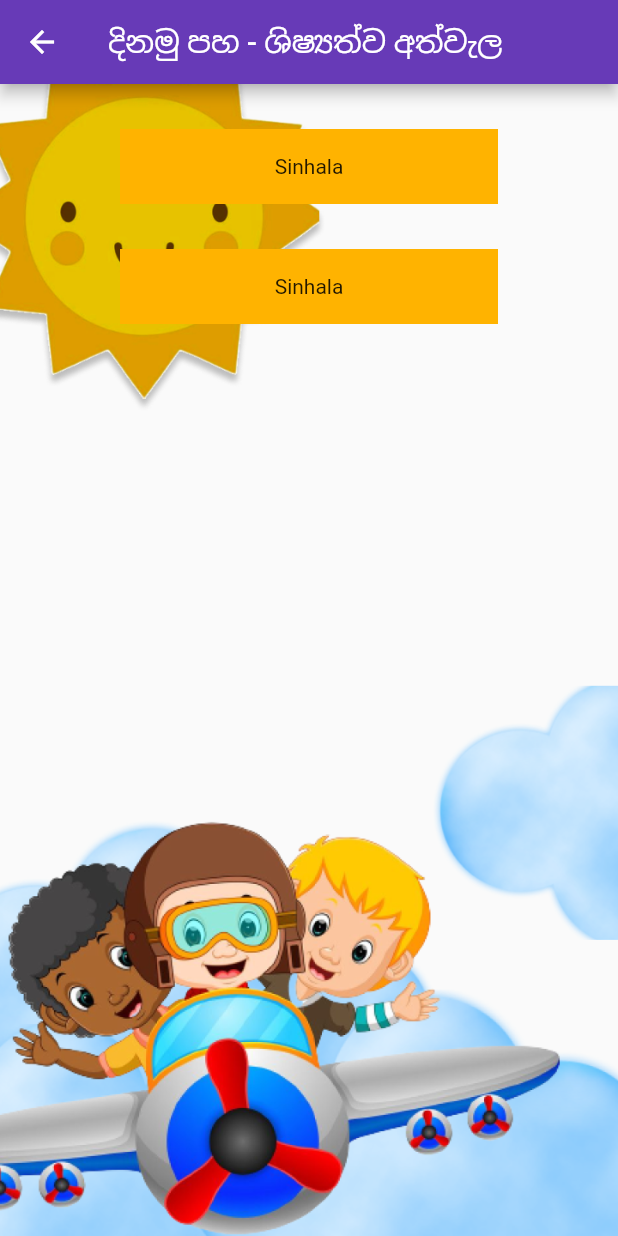
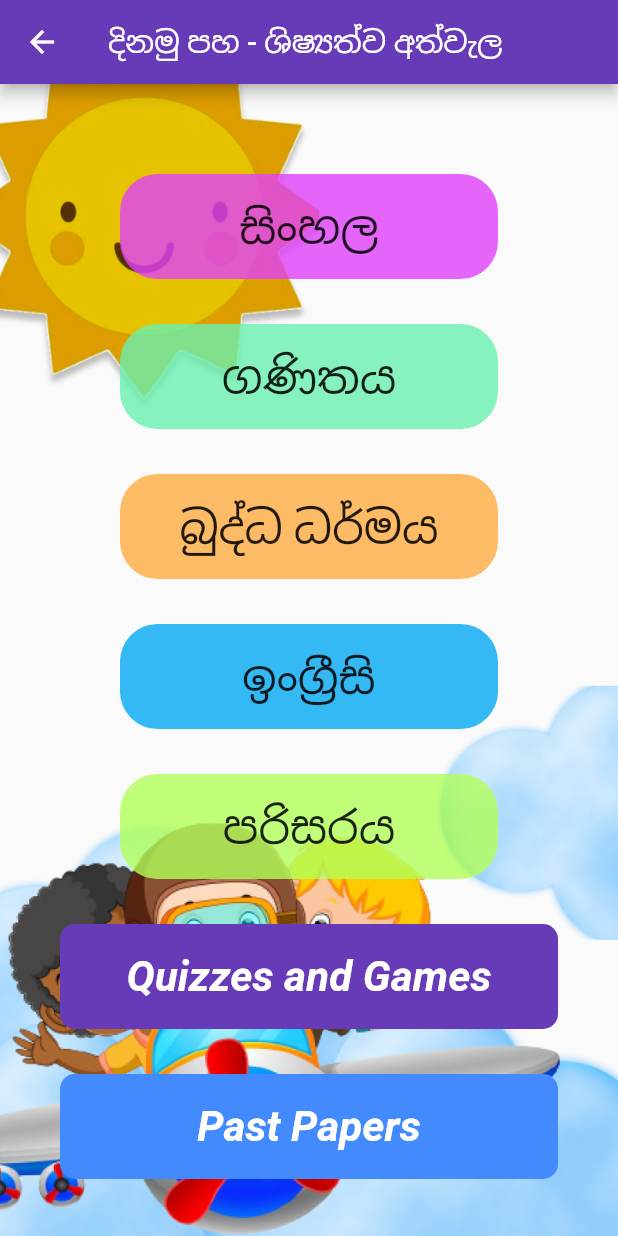
Before and after one commit to Dinamu-Paha/Mobile-app, a Flutter app: the Subject_UI screen opened directly, on a phone screen of 412 x 824 dp. Run offline on Flutter 3.47's test engine with Material 2 defaults, Android fonts, the phone set to English and light mode, and no system bars; our stand-ins replace date_field.

Commit message:
SubTopic_UI

```diff
--- /dev/null
+++ b/dinamu_paha/lib/Screens/Sub_topic_UI.dart
@@ -0,0 +1,26 @@
+import 'package:flutter/material.dart';
+
+class SubTopic_UI extends StatefulWidget {
+  const SubTopic_UI({Key? key}) : super(key: key);
+
+  @override
+  State<SubTopic_UI> createState() => _SubTopic_UIState();
+}
+
+class _SubTopic_UIState extends State<SubTopic_UI> {
+  @override
+  Widget build(BuildContext context) {
+    return SafeArea(
+        child: Scaffold(
+          appBar: AppBar(
+            backgroundColor: Colors.deepPurple,
+            title: Text('දිනමු පහ - ශිෂ්‍යත්ව අත්වැල',),
+            leading: IconButton(
+              icon: Icon(Icons.arrow_back),
+              onPressed: (){},
+            ),
+          ),
+    ),
+    );
+  }
+}
--- a/dinamu_paha/lib/Screens/subject_UI.dart
+++ b/dinamu_paha/lib/Screens/subject_UI.dart
@@ -33,24 +33,74 @@ class _Subject_UIState extends State<Subject_UI> {
             scrollDirection: Axis.vertical,
             child: Container(
               width: MediaQuery.of(context).size.width-60,
-              padding: EdgeInsets.fromLTRB(80, 30, 80, 30),
-              height: 400,
+              padding: EdgeInsets.fromLTRB(0, 60, 0, 0),
+              height: MediaQuery.of(context).size.height,
               child: Center(
                 child: ListView(
                   children: [
-                    Container(
-                      width: 80,
-                      height: 50,
-                      margin: EdgeInsets.fromLTRB(0, 0, 0, 30),
-                      color: Colors.amber[600],
-                      child: Center(child: Text('Sinhala'),),
+                    GestureDetector(
+                      child: Container(
+                        width: 80,
+                        height: 70,
+                        margin: EdgeInsets.fromLTRB(80, 0, 80, 30),
+                        decoration: BoxDecoration(borderRadius: BorderRadius.circular(25), color: Colors.purpleAccent.withOpacity(0.8),),
+                        child: Center(child: Text('සිංහල', style: TextStyle(fontSize: 30),),),
+                      ),
                     ),
-                    Container(
-                      width: 100,
-                      height: 50,
-                      color: Colors.amber[600],
-                      child: Center(child: Text('Sinhala'),),
-                    )
+                    GestureDetector(
+                      child: Container(
+                        width: 80,
+                        height: 70,
+                        margin: EdgeInsets.fromLTRB(80, 0, 80, 30),
+                        decoration: BoxDecoration(borderRadius: BorderRadius.circular(25), color: Colors.greenAccent.withOpacity(0.8),),
+                        child: Center(child: Text('ගණිතය', style: TextStyle(fontSize: 30),),),
+                      ),
+                    ),
+                    GestureDetector(
+                      child: Container(
+                        width: 80,
+                        height: 70,
+                        margin: EdgeInsets.fromLTRB(80, 0, 80, 30),
+                        decoration: BoxDecoration(borderRadius: BorderRadius.circular(25), color: Colors.orangeAccent.withOpacity(0.8),),
+                        child: Center(child: Text('බුද්ධ ධර්මය', style: TextStyle(fontSize: 30),),),
+                      ),
+                    ),
+                    GestureDetector(
+                      child: Container(
+                        width: 80,
+                        height: 70,
+                        margin: EdgeInsets.fromLTRB(80, 0, 80, 30),
+                        decoration: BoxDecoration(borderRadius: BorderRadius.circular(25), color: Colors.lightBlue.withOpacity(0.8),),
+                        child: Center(child: Text('ඉංග්‍රීසි', style: TextStyle(fontSize: 30),),),
+                      ),
+                    ),
+                    GestureDetector(
+                      child: Container(
+                        width: 80,
+                        height: 70,
+                        margin: EdgeInsets.fromLTRB(80, 0, 80, 30),
+                        decoration: BoxDecoration(borderRadius: BorderRadius.circular(25), color: Colors.lightGreenAccent.withOpacity(0.8),),
+                        child: Center(child: Text('පරිසරය', style: TextStyle(fontSize: 30),),),
+                      ),
+                    ),
+                    GestureDetector(
+                      child: Container(
+                        width: 100,
+                        height: 70,
+                        margin: EdgeInsets.fromLTRB(40, 0, 40, 30),
+                        decoration: BoxDecoration(borderRadius: BorderRadius.circular(10), color: Colors.deepPurple.withOpacity(1),),
+                        child: Center(child: Text('Quizzes and Games', style: TextStyle(fontSize: 28, color: Colors.white, fontWeight: FontWeight.bold, fontStyle: FontStyle.italic),),),
+                      ),
+                    ),
+                    GestureDetector(
+                      child: Container(
+                        width: 100,
+                        height: 70,
+                        margin: EdgeInsets.fromLTRB(40, 0, 40, 30),
+                        decoration: BoxDecoration(borderRadius: BorderRadius.circular(10), color: Colors.blueAccent.withOpacity(1),),
+                        child: Center(child: Text('Past Papers', style: TextStyle(fontSize: 28, color: Colors.white, fontWeight: FontWeight.bold, fontStyle: FontStyle.italic),),),
+                      ),
+                    ),
                   ],
                 ),
               ),
--- a/dinamu_paha/lib/main.dart
+++ b/dinamu_paha/lib/main.dart
@@ -1,6 +1,7 @@
 import 'package:dinamu_paha/Screens/signIn.dart';
 import 'package:flutter/material.dart';
 import 'Screens/subject_UI.dart';
+import 'Screens/Sub_topic_UI.dart';
 
 import 'Screens/home.dart';
 import 'Screens/studentDash.dart';
@@ -20,7 +21,7 @@ class MyApp extends StatelessWidget {
       theme: ThemeData(
         primarySwatch: Colors.blue,
       ),
-      home: Subject_UI(),
+      home: SubTopic_UI(),
     );
   }
 }
```
